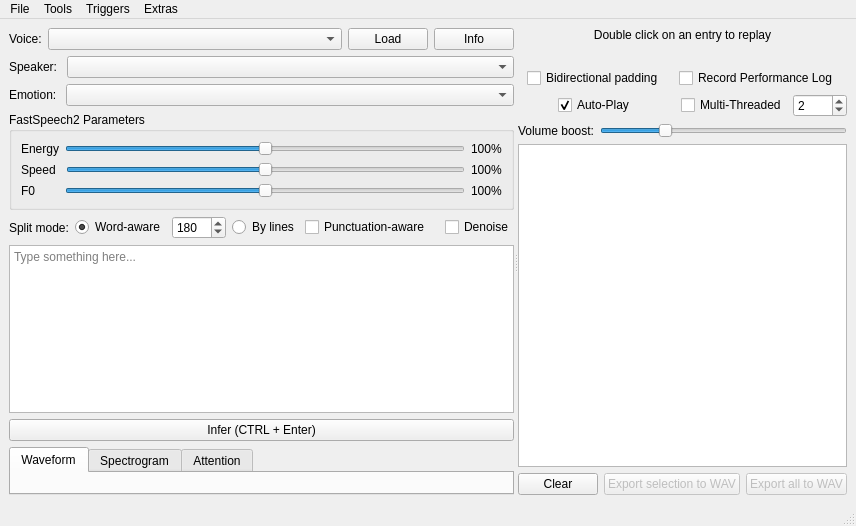
ZDisket/TensorVox, file mainwindow.ui: the form before one commit.
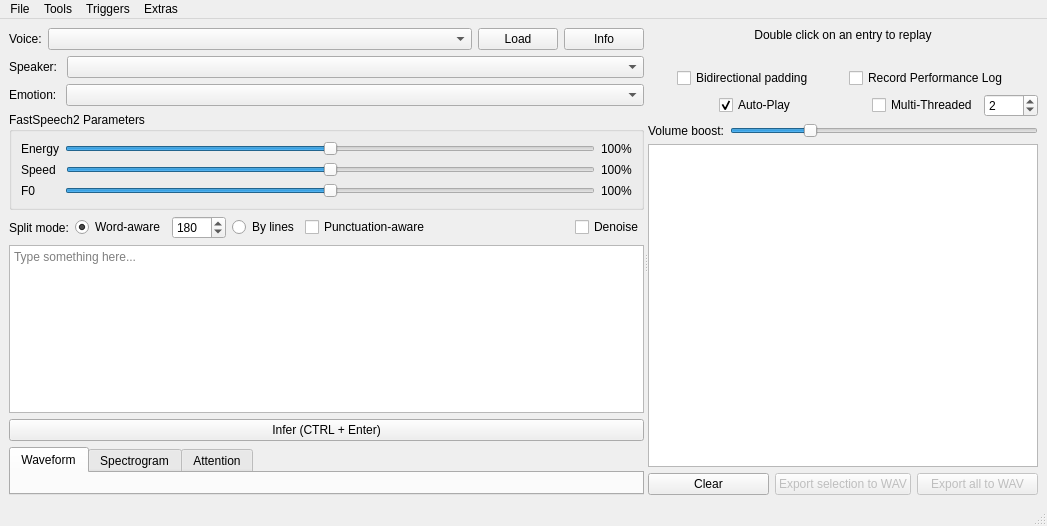
The form after the commit. Icons and pictures are not drawn. Custom widgets are drawn as their Qt base class.

Diff of the .ui file:
```diff
--- a/mainwindow.ui
+++ b/mainwindow.ui
@@ -6,7 +6,7 @@
    <rect>
     <x>0</x>
     <y>0</y>
-    <width>856</width>
+    <width>1047</width>
     <height>526</height>
    </rect>
   </property>
@@ -663,7 +663,7 @@
     <rect>
      <x>0</x>
      <y>0</y>
-     <width>856</width>
+     <width>1047</width>
      <height>20</height>
     </rect>
    </property>
```
Left out of the diff: 6 changed lines with no effect on the pictures.
